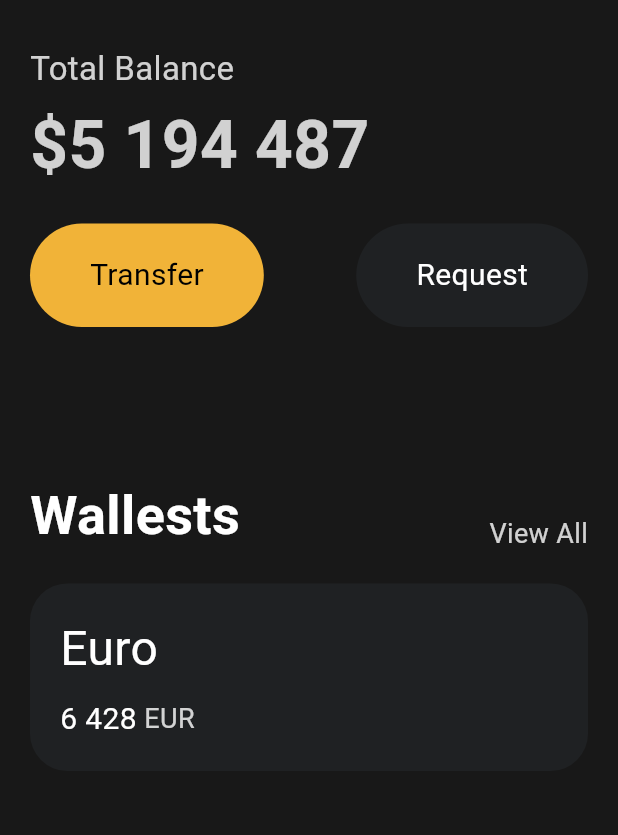
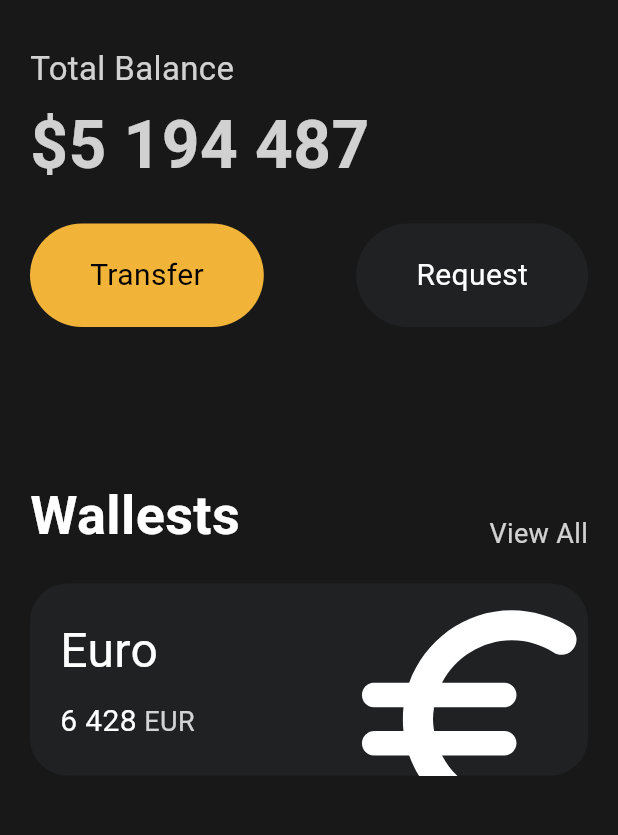
Before and after one commit to gouthiki90/flutter-tour, a Flutter app: the screen it shows after launch, on a phone screen of 412 x 824 dp, the part 174-1009 px from its top. Run offline on Flutter 3.47's test engine with Material 3 defaults, Android fonts, the phone set to English and light mode, and no system bars.

Commit message:
Icons and Transforms

```diff
--- a/lib/main.dart
+++ b/lib/main.dart
@@ -133,6 +133,8 @@ class App extends StatelessWidget {
                   height: 20,
                 ),
                 Container(
+                    // overflow일 때 튀어나온 부분을 어떻게 처리할지 정함
+                    clipBehavior: Clip.hardEdge,
                     decoration: BoxDecoration(
                       color: const Color(0xFF1F2123),
                       borderRadius: BorderRadius.circular(25),
@@ -140,6 +142,7 @@ class App extends StatelessWidget {
                     child: Padding(
                       padding: const EdgeInsets.all(20),
                       child: Row(
+                        mainAxisAlignment: MainAxisAlignment.spaceBetween,
                         children: [
                           Column(
                             crossAxisAlignment: CrossAxisAlignment.start,
@@ -174,6 +177,19 @@ class App extends StatelessWidget {
                                 ],
                               )
                             ],
+                          ),
+                          // overflowing 크기 변경
+                          Transform.scale(
+                            scale: 2.2,
+                            // 좌표 변경
+                            child: Transform.translate(
+                              offset: const Offset(-5, 12),
+                              child: const Icon(
+                                Icons.euro_rounded,
+                                color: Colors.white,
+                                size: 88,
+                              ),
+                            ),
                           )
                         ],
                       ),
```
